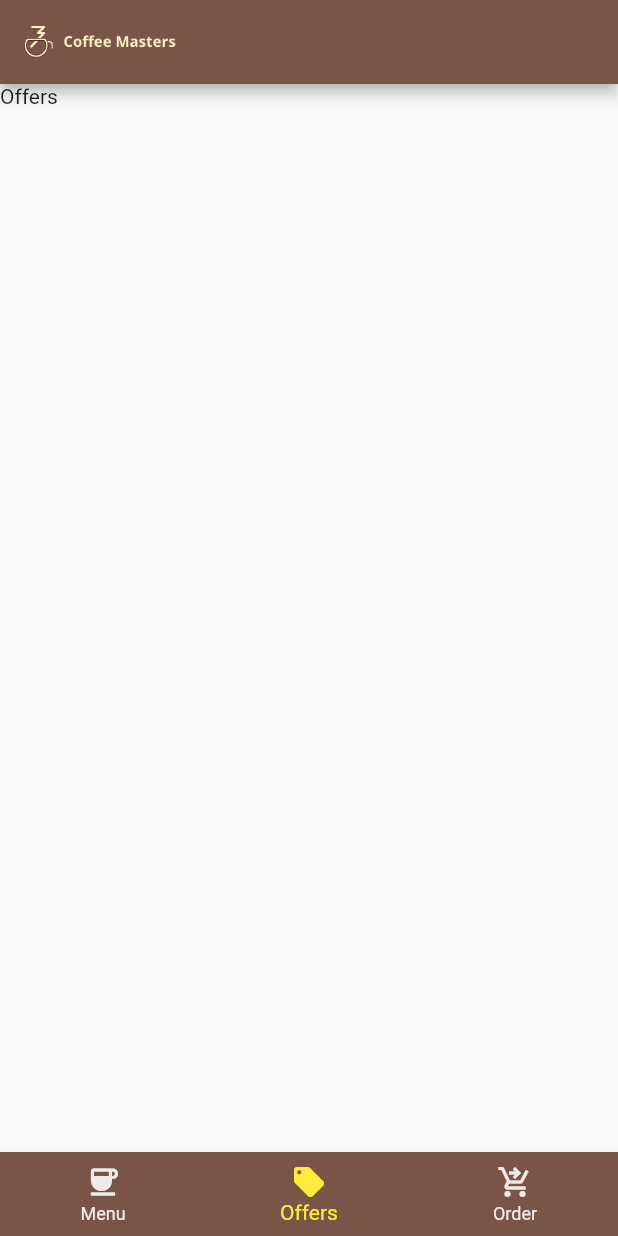
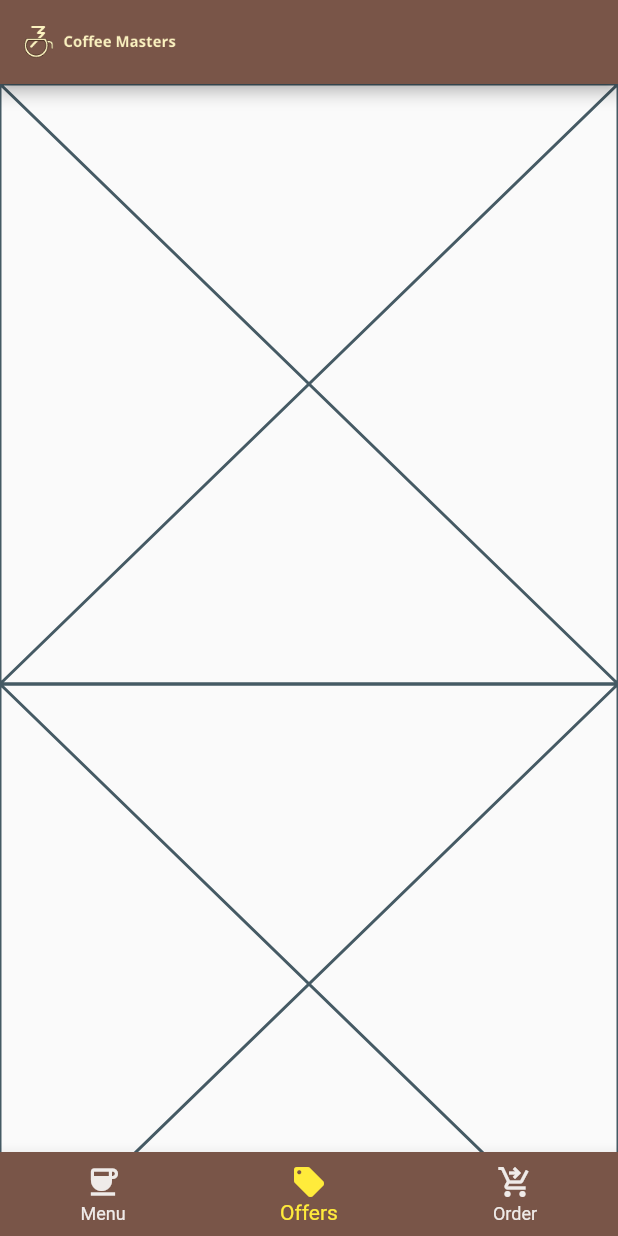
Before and after one commit to firtman/disney_flutter_coffee_masters, a Flutter app: the screen it shows after launch, item 2 of the bottom bar chosen, on a phone screen of 412 x 824 dp. Run offline on Flutter 3.47's test engine with Material 2 defaults, Android fonts, the phone set to English and light mode, and no system bars.

Commit message:
offers with placeholder

```diff
--- a/lib/main.dart
+++ b/lib/main.dart
@@ -1,3 +1,6 @@
+import 'package:coffee_masters/pages/menupage.dart';
+import 'package:coffee_masters/pages/offerspage.dart';
+import 'package:coffee_masters/pages/orderpage.dart';
 import 'package:flutter/material.dart';
 
 void main() {
@@ -37,13 +40,13 @@ class _HomePageState extends State<HomePage> {
     Widget currentPage = const Placeholder();
     switch (currentIndex) {
       case 0:
-        currentPage = const Text("Menu");
+        currentPage = const MenuPage();
         break;
       case 1:
-        currentPage = const Text("Offers");
+        currentPage = const OfferPage();
         break;
       case 2:
-        currentPage = const Text("Order");
+        currentPage = const OrderPage();
         break;
       default:
     }
--- /dev/null
+++ b/lib/pages/menupage.dart
@@ -0,0 +1,10 @@
+import 'package:flutter/material.dart';
+
+class MenuPage extends StatelessWidget {
+  const MenuPage({super.key});
+
+  @override
+  Widget build(BuildContext context) {
+    return const Placeholder();
+  }
+}
--- /dev/null
+++ b/lib/pages/offerspage.dart
@@ -0,0 +1,36 @@
+import 'package:flutter/material.dart';
+
+class OfferPage extends StatelessWidget {
+  const OfferPage({super.key});
+
+  @override
+  Widget build(BuildContext context) {
+    return ListView(
+      children: [
+        Offer(
+            title: "10% Off first order",
+            description:
+                "You will get 10% off of your first order in this app"),
+        Offer(
+            title: "2 x 1",
+            description:
+                "You will get 10% off of your first order in this app"),
+        Offer(
+            title: "Bring your friend and get...",
+            description: "You will get 10% off of your first order in this app")
+      ],
+    );
+  }
+}
+
+class Offer extends StatelessWidget {
+  String title;
+  String description;
+
+  Offer({super.key, required this.title, required this.description});
+
+  @override
+  Widget build(BuildContext context) {
+    return const Placeholder();
+  }
+}
--- /dev/null
+++ b/lib/pages/orderpage.dart
@@ -0,0 +1,10 @@
+import 'package:flutter/material.dart';
+
+class OrderPage extends StatelessWidget {
+  const OrderPage({super.key});
+
+  @override
+  Widget build(BuildContext context) {
+    return const Placeholder();
+  }
+}
```
